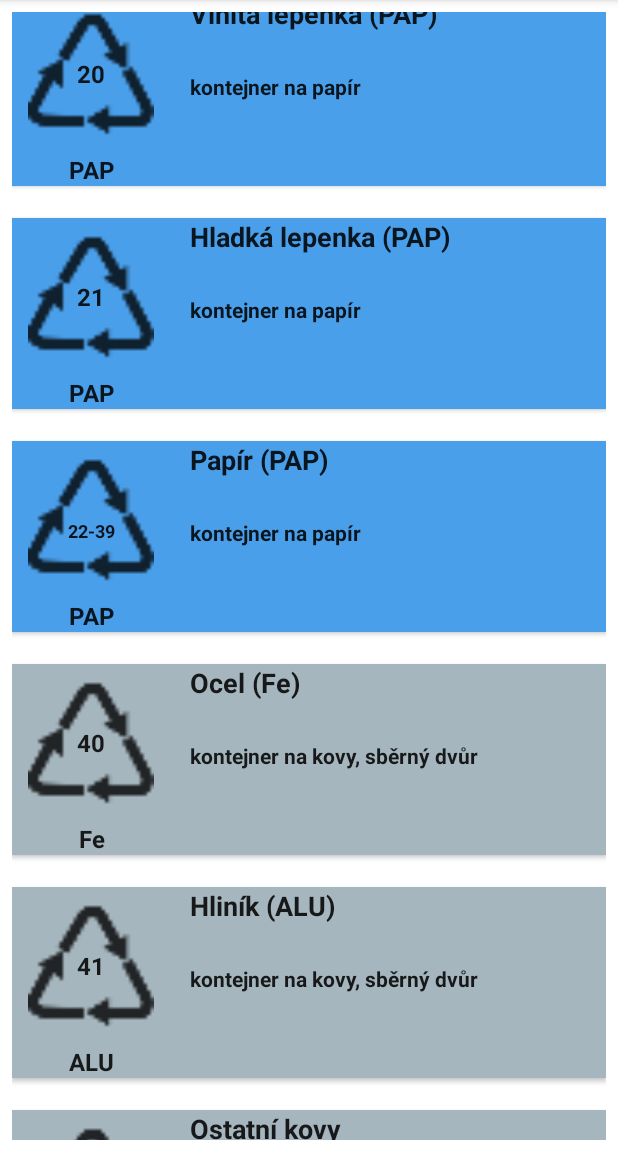
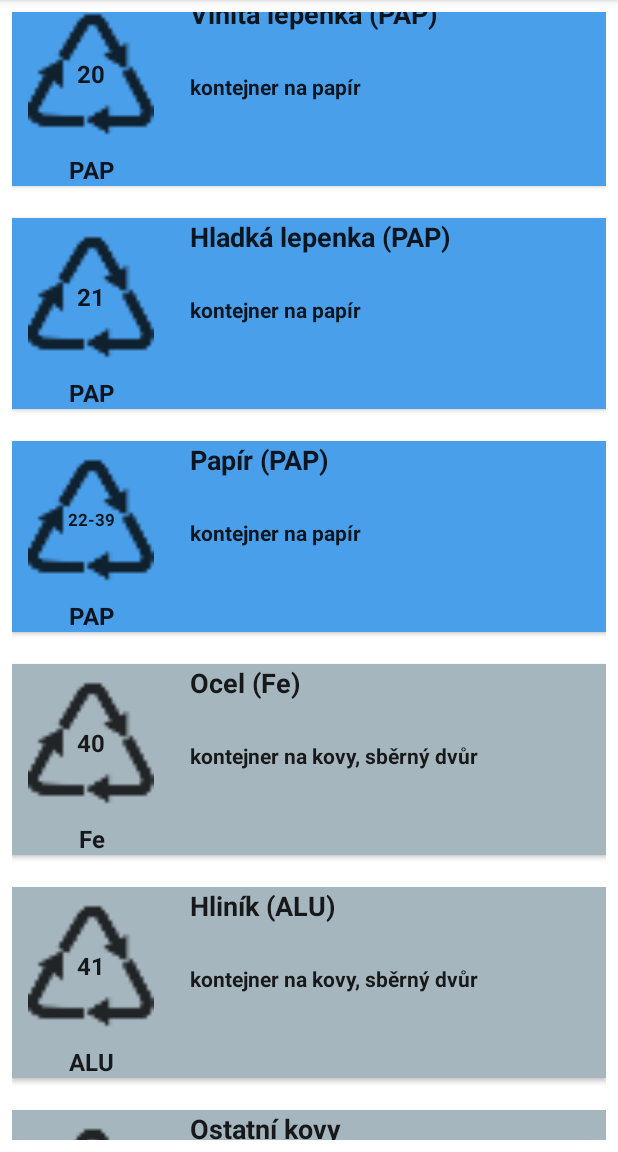
Before and after one commit to lukas-sahula/zrecykluj.to, an Android app: the DecisionTreeFragment screen opened through its navigation route, scrolled down 1052 dp, on a phone screen of 412 x 824 dp, the part 84-1236 px from its top. Run offline under Robolectric (Android 15) with nearby library versions, the phone set to English and light mode, and no system bars.

Commit message:
text symbol readable, text added to tips

```diff
--- a/androidApp/src/main/java/vinencoding/zrecyklujto/DecisionTreeFragment.kt
+++ b/androidApp/src/main/java/vinencoding/zrecyklujto/DecisionTreeFragment.kt
@@ -10,7 +10,6 @@ import android.view.ViewGroup
 import android.widget.*
 import android.widget.TextView
 import android.widget.LinearLayout
-import androidx.core.view.marginTop
 import androidx.core.view.setMargins
 import androidx.core.view.setPadding
 import androidx.navigation.Navigation
@@ -96,10 +95,10 @@ class DecisionTreeFragment : Fragment() {
             }
 
             val cardContentLayout = LinearLayout(view.context)
-            cardContentLayout.orientation = 0 //horizontal
+            cardContentLayout.orientation = LinearLayout.HORIZONTAL
 
             val textLinearLayout = LinearLayout (view.context)
-            textLinearLayout.orientation = 1 //vertical
+            textLinearLayout.orientation = LinearLayout.VERTICAL
 
             val symbolImageView = ImageView(view.context)
             symbolImageView.setImageResource(R.drawable.recycling_symbol)
@@ -114,7 +113,9 @@ class DecisionTreeFragment : Fragment() {
             textNumCode.layoutParams = LinearLayout.LayoutParams(-1, -1)
             if (textNumCode.text.length > 2){
                 textNumCode.setTextAppearance(R.style.SymbolTextViewSmaller)
-                textNumCode.setPadding(0,21,0,0)
+                (textNumCode.layoutParams as LinearLayout.LayoutParams).apply{
+                    topMargin = 45
+                }
             }
 
             val textStrCode = TextView(card.context)
@@ -145,7 +146,7 @@ class DecisionTreeFragment : Fragment() {
 
             val pictureLayout = LinearLayout(view.context)
             pictureLayout.layoutParams = LinearLayout.LayoutParams(LinearLayout.LayoutParams.WRAP_CONTENT, LinearLayout.LayoutParams.WRAP_CONTENT)
-            pictureLayout.orientation = 1
+            pictureLayout.orientation = LinearLayout.VERTICAL
 
             val symbolLayout = FrameLayout(view.context)
             val layoutParams = LinearLayout.LayoutParams(LinearLayout.LayoutParams.MATCH_PARENT, LinearLayout.LayoutParams.MATCH_PARENT)
--- a/androidApp/src/main/java/vinencoding/zrecyklujto/GlassFragment.kt
+++ b/androidApp/src/main/java/vinencoding/zrecyklujto/GlassFragment.kt
@@ -24,6 +24,7 @@ class GlassFragment : Fragment() {
     private var param2: String? = null
 
     private val glass_tips = arrayOf(
+        "Informace, podle kterých byste se měli při třídění odpadu řídit, naleznete přímo na barevných sběrných nádobách. Na kontejnerech jsou umístěny nálepky, které přesně popisují, co do nich patří a co ne. O místních podmínkách systému sběru tříděného odpadu vždy rozhoduje obec, proto se všude třídí jiným způsobem.",
         "Sklo se vhazuje do zeleného nebo bílého kontejneru. Pokud jsou k dispozici oba, je důležité třídit sklo i podle barev: Barevné do zeleného, čiré do bílého. Pokud máte kontejner na sklo jen jeden, pak do něj dávejte sklo bez ohledu na barvu. Vytříděné sklo není nutné rozbíjet, bude se dále třídit! Díky svým vlastnostem se dá skleněný odpad recyklovat do nekonečna.",
         "Do zeleného kontejneru můžeme vhazovat barevné sklo, například lahve od vína, alkoholických i nealkoholických nápojů. Vhodit do zeleného kontejneru můžete také tabulové sklo z oken a ze dveří.",
         "Do bílého kontejneru vhazujte sklo čiré, tedy sklenice od kečupů, marmelád či zavařenin a rozbité skleničky.",
--- a/androidApp/src/main/java/vinencoding/zrecyklujto/MetalFragment.kt
+++ b/androidApp/src/main/java/vinencoding/zrecyklujto/MetalFragment.kt
@@ -24,6 +24,7 @@ class MetalFragment : Fragment() {
     private var param2: String? = null
 
     private val metal_tips = arrayOf(
+        "Informace, podle kterých byste se měli při třídění odpadu řídit, naleznete přímo na barevných sběrných nádobách. Na kontejnerech jsou umístěny nálepky, které přesně popisují, co do nich patří a co ne. O místních podmínkách systému sběru tříděného odpadu vždy rozhoduje obec, proto se všude třídí jiným způsobem.",
         "Kovové obaly a hliníková víčka odhazujte, do sběrných nádob nebo pytlů určených pro sběr kovů. Větší množství můžete odnést do sběrného dvora nebo výkupny kovů.",
         "Nově lze do speciálně označených žlutých kontejnerů házet kromě plastu také kov. Materiály se pak oddělí v dotřiďovací lince.",
         "V Praze lze použité kávové kapsle (hliníkové) vyhodit do veřejných sběrných nádob na kovové obaly.",
--- a/androidApp/src/main/java/vinencoding/zrecyklujto/PaperFragment.kt
+++ b/androidApp/src/main/java/vinencoding/zrecyklujto/PaperFragment.kt
@@ -24,6 +24,7 @@ class PaperFragment : Fragment() {
     private var param2: String? = null
 
     private val paper_tips = arrayOf(
+        "Informace, podle kterých byste se měli při třídění odpadu řídit, naleznete přímo na barevných sběrných nádobách. Na kontejnerech jsou umístěny nálepky, které přesně popisují, co do nich patří a co ne. O místních podmínkách systému sběru tříděného odpadu vždy rozhoduje obec, proto se všude třídí jiným způsobem.",
         "Z časopisů a jiných dokumentů není třeba odstraňovat svorky. Při dalším zpracování papíru v papírnách jsou při rozvláknění a následném několikastupňovém třídění odloučeny.",
         "Laminátový papír nepatří do papíru. Jinak do papíru patří papír všeho druhu, kromě polaminátovaného a povoskovaného papíru.",
         "Do modrého kontejneru vhazujte skartovaný papír stejně jako každý jiný papír, který není mokrý, mastný nebo jinak znečištěný. Tím se myslí i biologické nečistoty.",
--- a/androidApp/src/main/java/vinencoding/zrecyklujto/PlasticFragment.kt
+++ b/androidApp/src/main/java/vinencoding/zrecyklujto/PlasticFragment.kt
@@ -28,6 +28,7 @@ class PlasticFragment : Fragment() {
     private var param2: String? = null
 
     private val plastic_tips = arrayOf(
+        "Informace, podle kterých byste se měli při třídění odpadu řídit, naleznete přímo na barevných sběrných nádobách. Na kontejnerech jsou umístěny nálepky, které přesně popisují, co do nich patří a co ne. O místních podmínkách systému sběru tříděného odpadu vždy rozhoduje obec, proto se všude třídí jiným způsobem.",
         "Nádoba na třídění plastu by měla být vždy označena žlutou barvou a viditelnou nálepkou s informacemi. V některých obcích naleznete společné třídicí nádoby pro plast i nápojové kartony.",
         "PET láhve můžete do kontejneru vhazovat s etiketou i víčkem. Obojí bude při dalším zpracování automaticky odděleno. PET láhve sešlápněte, nasaďte víčko a to již neutahujte! Nesešlápnuté láhve jsou objemné a tím zdražují přepravu, komplikují manipulaci a recyklace se tak stává nákladnější.",
         "Pokud má PET lahev místo etikety tzv. shrink sleeve (rukávek/návlek zpravidla po celém těle lahve), je nutné tento návlek z lahve odstranit a vytřídit do kontejneru na plasty zvlášť. (Mohou být vyrobeny z jiných materiálů a zpracování společně s PET by pak nebylo možné).",
--- a/androidApp/src/main/java/vinencoding/zrecyklujto/TetrapackFragment.kt
+++ b/androidApp/src/main/java/vinencoding/zrecyklujto/TetrapackFragment.kt
@@ -24,6 +24,7 @@ class TetrapackFragment : Fragment() {
     private var param2: String? = null
 
     private val tetrapack_tips = arrayOf(
+        "Informace, podle kterých byste se měli při třídění odpadu řídit, naleznete přímo na barevných sběrných nádobách. Na kontejnerech jsou umístěny nálepky, které přesně popisují, co do nich patří a co ne. O místních podmínkách systému sběru tříděného odpadu vždy rozhoduje obec, proto se všude třídí jiným způsobem.",
         "Papírové krabice například od džusů nebo mléka nazýváme nápojovými kartony. Organizovaný sběr těchto obalů probíhá již v mnoha městech a obcích v celé ČR. Sběrné nádoby, do kterých lze použitý nápojový karton odkládat, jsou označeny speciální oranžovou nálepkou s označením Nápojový karton. V některých obcích je sbírán tento odpad do oranžových pytlů. O způsobu sběru nápojových kartonů ve vaší obci/městě se můžete informovat na obecním nebo městském úřadě (odbor životního prostředí nebo příslušný pracovník mající na starosti odpadové hospodářství).",
         "Z nápojového kartonu není nutné odtrhnout umělohmotný uzávěr. Pokud ve vaší obci probíhá sběr nápojových kartonů, prázdný karton pouze vypláchněte vodou, stlačte a i s víčkem odhoďte do kontejneru nebo oranžového pytle, který je ve vaší obci pro tento odpad určen.",
         "Sešlapávaní, mačkání a kroucení PET lahví a nápojových kartonů je velmi vhodné jak pro skladování, tak i následnou přepravu. Takto zmenšených odpadů se do kontejneru vejde cca 4x více. Některé kontejnery na nápojový karton jsou navíc konstruovány tak, aby do nich nešlo vhodit nezmáčknutý obal. Sníží se tak přepravní náklady.",
--- a/androidApp/src/main/res/values/styles.xml
+++ b/androidApp/src/main/res/values/styles.xml
@@ -28,7 +28,7 @@
     </style>
 
     <style name="SymbolTextViewSmaller" parent="TextAppearance.AppCompat">
-        <item name="android:textSize">12dp</item>
+        <item name="android:textSize">11dp</item>
         <item name="android:textStyle">bold</item>
     </style>
 
```
